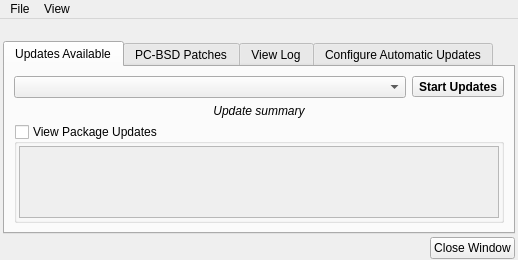
Old version of the form src-qt5/pc-updategui/mainUI.ui in the repository trueos/pcbsd.
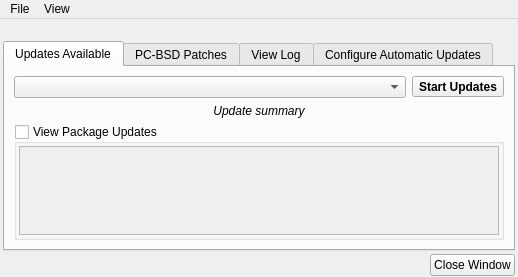
New version of the form. Icons and pictures are not drawn.

Commit message: Update UI: Icons for menu items, some fixes

Diff of the .ui file:
```diff
--- a/src-qt5/pc-updategui/mainUI.ui
+++ b/src-qt5/pc-updategui/mainUI.ui
@@ -7,7 +7,7 @@
     <x>0</x>
     <y>0</y>
     <width>518</width>
-    <height>258</height>
+    <height>277</height>
    </rect>
   </property>
   <property name="windowTitle">
```
Left out of the diff: 8 changed lines with no effect on the pictures. The commit also changes 5 other files.
